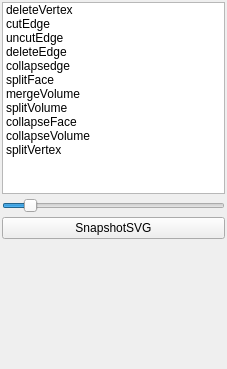
Qt form Apps/Tuto/tuto_oper3.ui (cgogn/CGoGN) before a commit.
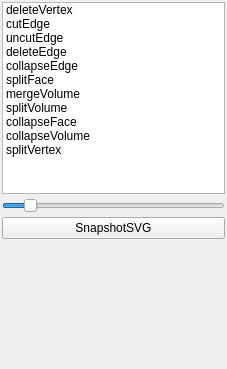
The same form after that commit.

```diff
--- a/Apps/Tuto/tuto_oper3.ui
+++ b/Apps/Tuto/tuto_oper3.ui
@@ -71,7 +71,7 @@
         </item>
         <item>
          <property name="text">
-          <string>collapsedge</string>
+          <string>collapseEdge</string>
          </property>
         </item>
         <item>
```
